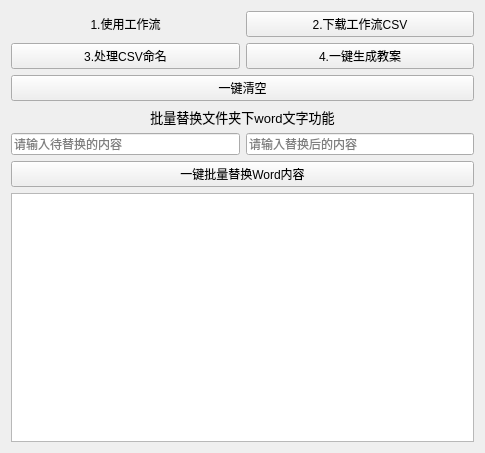
The window that ui/TeachingSchemeMakerWindow.ui (Drsibo/TeachingSchemeMaker) describes before a commit, drawn with Qt 5.
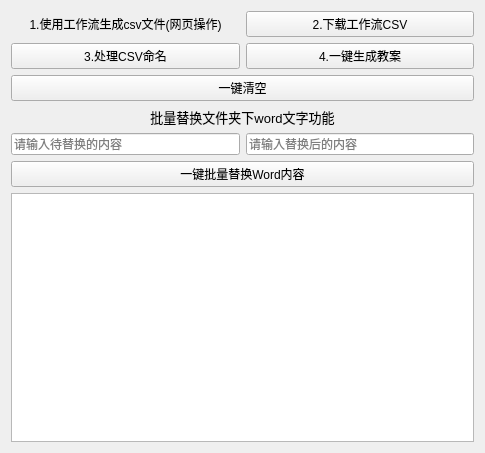
The same window after the commit. Icons and pictures are not drawn.

Commit message: feat(ui): 更新窗口标题和图标，优化用户界面文本 - 更新界面文本，更清晰地描述工作流步骤 - 新增 requirements.txt 文件，列出项目依赖

```diff
--- a/ui/TeachingSchemeMakerWindow.ui
+++ b/ui/TeachingSchemeMakerWindow.ui
@@ -28,7 +28,7 @@
        <item row="0" column="0">
         <widget class="QLabel" name="label_3">
          <property name="text">
-          <string>1.使用工作流</string>
+          <string>1.使用工作流生成csv文件(网页操作)</string>
          </property>
          <property name="alignment">
           <set>Qt::AlignmentFlag::AlignCenter</set>
```
Left out of the diff: 5 changed lines with no effect on the pictures. The commit also changes 2 other files.
